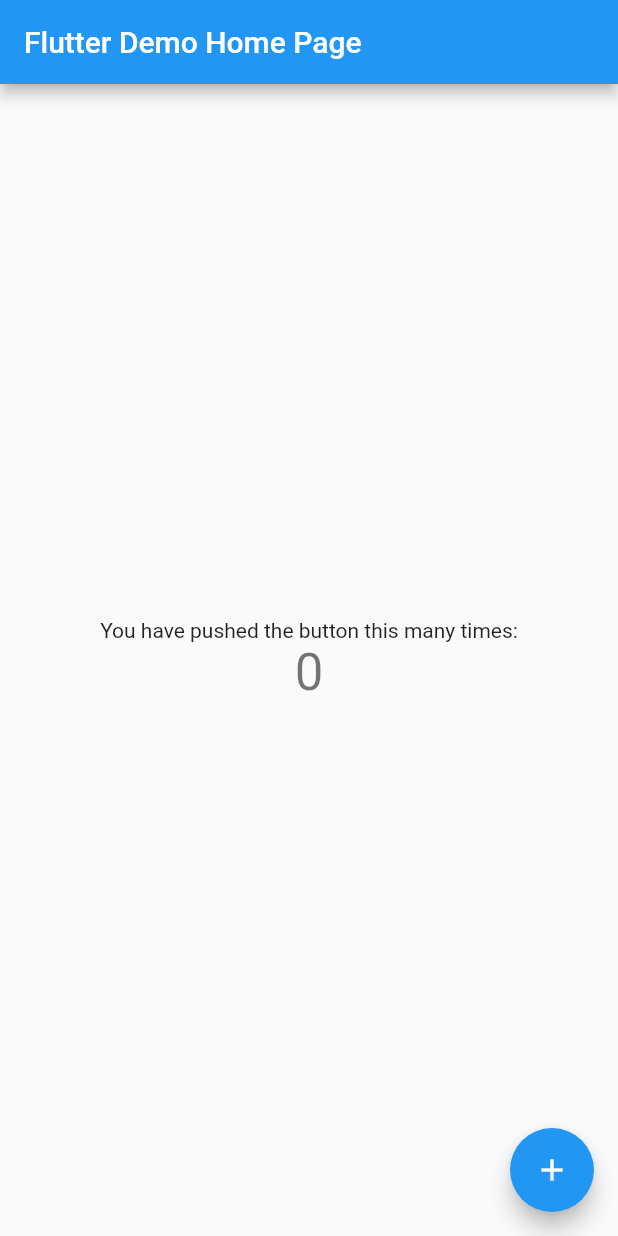
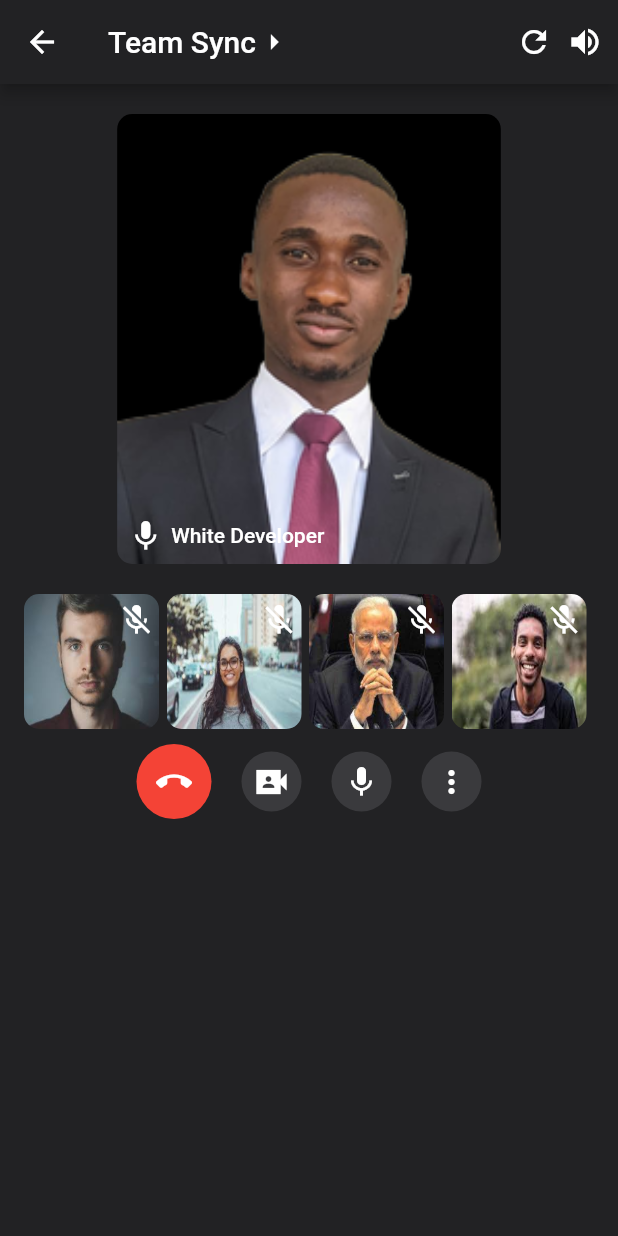
Before and after one commit to Damigrace1/google-meet-mimick, a Flutter app: the screen it shows after launch, on a phone screen of 412 x 824 dp. Run offline on Flutter 3.47's test engine with Material 2 defaults, Android fonts, the phone set to English and light mode, and no system bars.

Commit message:
task completed

```diff
--- /dev/null
+++ b/lib/color_pallete.dart
@@ -0,0 +1,18 @@
+import 'package:flutter/material.dart';
+
+const MaterialColor primaryBlack = MaterialColor(
+  _blackPrimaryValue,
+  <int, Color>{
+    50: Color(0xFF000000),
+    100: Color(0xFF000000),
+    200: Color(0xFF000000),
+    300: Color(0xFF000000),
+    400: Color(0xFF000000),
+    500: Color(_blackPrimaryValue),
+    600: Color(0xFF000000),
+    700: Color(0xFF000000),
+    800: Color(0xFF000000),
+    900: Color(0xFF000000),
+  },
+);
+const int _blackPrimaryValue = 0xFF000000;
--- /dev/null
+++ b/lib/component.dart
@@ -0,0 +1,43 @@
+import 'package:flutter/material.dart';
+
+class Participants extends StatelessWidget {
+  final String img;
+  const Participants({super.key, required this.img});
+
+  @override
+  Widget build(BuildContext context) {
+    return Row(
+      mainAxisSize: MainAxisSize.min,
+      children: [
+        Stack(
+          children: [
+            ClipRRect(
+              borderRadius: const BorderRadius.all(Radius.circular(10)),
+              child: Container(
+                height: 90,
+                width: 90,
+                decoration: const BoxDecoration(
+                    // border: Border.all(width: 1, color: Colors.white),
+                    borderRadius: BorderRadius.all(Radius.circular(10))),
+                child: Image.asset(
+                  'lib/images/$img.jpeg',
+                  fit: BoxFit.fill,
+                ),
+              ),
+            ),
+            const Positioned(
+                right: 3,
+                top: 5,
+                child: Icon(
+                  Icons.mic_off,
+                  color: Colors.white,
+                ))
+          ],
+        ),
+        const SizedBox(
+          width: 5,
+        )
+      ],
+    );
+  }
+}
--- /dev/null
+++ b/lib/home.dart
@@ -0,0 +1,141 @@
+import 'package:flutter/material.dart';
+import 'package:meetmimick/component.dart';
+
+class HomeScreen extends StatefulWidget {
+  const HomeScreen({super.key});
+
+  @override
+  State<HomeScreen> createState() => _HomeScreenState();
+}
+
+class _HomeScreenState extends State<HomeScreen> {
+  @override
+  Widget build(BuildContext context) {
+    return Scaffold(
+      backgroundColor: const Color.fromARGB(255, 34, 34, 36),
+      appBar: AppBar(
+        leading: Icon(Icons.arrow_back),
+        title: Row(
+          mainAxisSize: MainAxisSize.min,
+          children: [Text('Team Sync'), Icon(Icons.arrow_right)],
+        ),
+        actions: const [
+          Icon(Icons.refresh),
+          SizedBox(
+            width: 10,
+          ),
+          Icon(Icons.volume_up),
+          SizedBox(
+            width: 10,
+          ),
+        ],
+      ),
+      body: Container(
+        padding: const EdgeInsets.symmetric(horizontal: 16),
+        child: Column(
+          children: [
+            const SizedBox(
+              height: 20,
+            ),
+            Center(
+              child: ClipRRect(
+                borderRadius: const BorderRadius.all(Radius.circular(10)),
+                child: Stack(
+                  children: [
+                    SizedBox(
+                      height: 300,
+                      child: Image.asset(
+                        'lib/images/profile_img.png',
+                        fit: BoxFit.fill,
+                      ),
+                    ),
+                    Positioned(
+                        left: 7,
+                        bottom: 7,
+                        child: Row(
+                          children: const [
+                            Icon(
+                              Icons.mic,
+                              color: Colors.white,
+                            ),
+                            SizedBox(
+                              width: 5,
+                            ),
+                            Text(
+                              'White Developer',
+                              style: TextStyle(
+                                  color: Colors.white,
+                                  fontWeight: FontWeight.w500),
+                            )
+                          ],
+                        ))
+                  ],
+                ),
+              ),
+            ),
+            const SizedBox(
+              height: 20,
+            ),
+            SingleChildScrollView(
+              scrollDirection: Axis.horizontal,
+              child: Row(
+                children: const [
+                  Participants(img: 'p1'),
+                  Participants(img: 'p2'),
+                  Participants(img: 'p3'),
+                  Participants(img: 'p4'),
+                ],
+              ),
+            ),
+            const SizedBox(
+              height: 10,
+            ),
+            Row(
+              mainAxisAlignment: MainAxisAlignment.center,
+              children: const [
+                CircleAvatar(
+                  radius: 25,
+                  backgroundColor: Colors.red,
+                  child: Icon(
+                    Icons.call_end,
+                    color: Colors.white,
+                  ),
+                ),
+                SizedBox(
+                  width: 20,
+                ),
+                CircleAvatar(
+                  backgroundColor: Color.fromARGB(255, 58, 58, 61),
+                  child: Icon(
+                    Icons.video_camera_front_sharp,
+                    color: Colors.white,
+                  ),
+                ),
+                SizedBox(
+                  width: 20,
+                ),
+                CircleAvatar(
+                  backgroundColor: Color.fromARGB(255, 58, 58, 61),
+                  child: Icon(
+                    Icons.mic,
+                    color: Colors.white,
+                  ),
+                ),
+                SizedBox(
+                  width: 20,
+                ),
+                CircleAvatar(
+                  backgroundColor: Color.fromARGB(255, 58, 58, 61),
+                  child: Icon(
+                    Icons.more_vert,
+                    color: Colors.white,
+                  ),
+                ),
+              ],
+            )
+          ],
+        ),
+      ),
+    );
+  }
+}
--- a/lib/main.dart
+++ b/lib/main.dart
@@ -1,4 +1,7 @@
 import 'package:flutter/material.dart';
+import 'package:meetmimick/home.dart';
+
+import 'color_pallete.dart';
 
 void main() {
   runApp(const MyApp());
@@ -7,109 +10,16 @@
 class MyApp extends StatelessWidget {
   const MyApp({super.key});
 
-  // This widget is the root of your application.
   @override
   Widget build(BuildContext context) {
     return MaterialApp(
-      title: 'Flutter Demo',
-      theme: ThemeData(
-        // This is the theme of your application.
-        //
-        // Try running your application with "flutter run". You'll see the
-        // application has a blue toolbar. Then, without quitting the app, try
-        // changing the primarySwatch below to Colors.green and then invoke
-        // "hot reload" (press "r" in the console where you ran "flutter run",
-        // or simply save your changes to "hot reload" in a Flutter IDE).
-        // Notice that the counter didn't reset back to zero; the application
-        // is not restarted.
-        primarySwatch: Colors.blue,
-      ),
-      home: const MyHomePage(title: 'Flutter Demo Home Page'),
-    );
+        home: HomeScreen(),
+        theme: ThemeData(
+          //primarySwatch: Colors.blue,
+          appBarTheme: AppBarTheme(
+            iconTheme: IconThemeData(color: Colors.white),
+            color: Color.fromARGB(255, 34, 34, 36), //<-- SEE HERE
+          ),
+        ));
   }
 }
-
-class MyHomePage extends StatefulWidget {
-  const MyHomePage({super.key, required this.title});
-
-  // This widget is the home page of your application. It is stateful, meaning
-  // that it has a State object (defined below) that contains fields that affect
-  // how it looks.
-
-  // This class is the configuration for the state. It holds the values (in this
-  // case the title) provided by the parent (in this case the App widget) and
-  // used by the build method of the State. Fields in a Widget subclass are
-  // always marked "final".
-
-  final String title;
-
-  @override
-  State<MyHomePage> createState() => _MyHomePageState();
-}
-
-class _MyHomePageState extends State<MyHomePage> {
-  int _counter = 0;
-
-  void _incrementCounter() {
-    setState(() {
-      // This call to setState tells the Flutter framework that something has
-      // changed in this State, which causes it to rerun the build method below
-      // so that the display can reflect the updated values. If we changed
-      // _counter without calling setState(), then the build method would not be
-      // called again, and so nothing would appear to happen.
-      _counter++;
-    });
-  }
-
-  @override
-  Widget build(BuildContext context) {
-    // This method is rerun every time setState is called, for instance as done
-    // by the _incrementCounter method above.
-    //
-    // The Flutter framework has been optimized to make rerunning build methods
-    // fast, so that you can just rebuild anything that needs updating rather
-    // than having to individually change instances of widgets.
-    return Scaffold(
-      appBar: AppBar(
-        // Here we take the value from the MyHomePage object that was created by
-        // the App.build method, and use it to set our appbar title.
-        title: Text(widget.title),
-      ),
-      body: Center(
-        // Center is a layout widget. It takes a single child and positions it
-        // in the middle of the parent.
-        child: Column(
-          // Column is also a layout widget. It takes a list of children and
-          // arranges them vertically. By default, it sizes itself to fit its
-          // children horizontally, and tries to be as tall as its parent.
-          //
-          // Invoke "debug painting" (press "p" in the console, choose the
-          // "Toggle Debug Paint" action from the Flutter Inspector in Android
-          // Studio, or the "Toggle Debug Paint" command in Visual Studio Code)
-          // to see the wireframe for each widget.
-          //
-          // Column has various properties to control how it sizes itself and
-          // how it positions its children. Here we use mainAxisAlignment to
-          // center the children vertically; the main axis here is the vertical
-          // axis because Columns are vertical (the cross axis would be
-          // horizontal).
-          mainAxisAlignment: MainAxisAlignment.center,
-          children: <Widget>[
-            const Text(
-              'You have pushed the button this many times:',
-            ),
-            Text(
-              '$_counter',
-              style: Theme.of(context).textTheme.headlineMedium,
-            ),
-          ],
-        ),
-      ),
-      floatingActionButton: FloatingActionButton(
-        onPressed: _incrementCounter,
-        tooltip: 'Increment',
-        child: const Icon(Icons.add),
-      ), // This trailing comma makes auto-formatting nicer for build methods.
-    );
-  }
-}
--- a/pubspec.yaml
+++ b/pubspec.yaml
@@ -59,8 +59,8 @@
   uses-material-design: true
 
   # To add assets to your application, add an assets section, like this:
-  # assets:
-  #   - images/a_dot_burr.jpeg
+  assets:
+    - lib/images/
   #   - images/a_dot_ham.jpeg
 
   # An image asset can refer to one or more resolution-specific "variants", see
```
Also changed, not shown: lib/images/p1.jpeg (added), lib/images/p2.jpeg (added), lib/images/p3.jpeg (added), lib/images/p4.jpeg (added), lib/images/profile_img.png (added).
